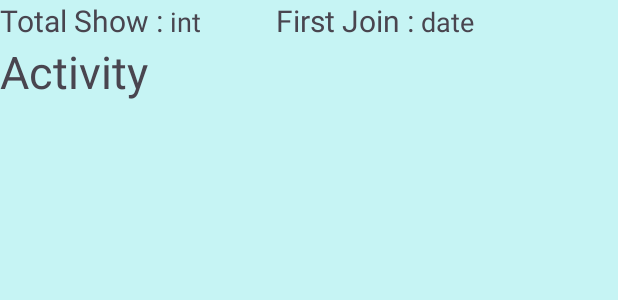
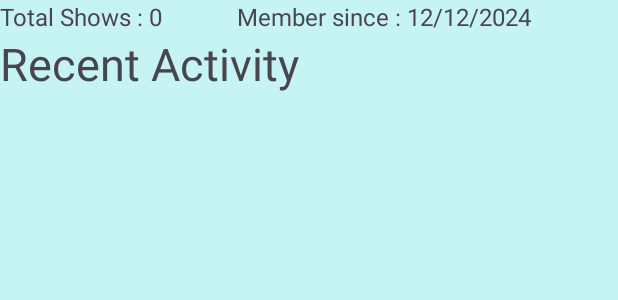
Before and after one commit to not-jess/TrackingTV, an Android app: the layout fragment_overview.xml on its own in the app's theme, with its tools: preview values and no code run, on a phone screen of 412 x 824 dp. Shown: the top 300 px of the screen. Run offline under Robolectric (Android 15) with nearby library versions, the light colour scheme and no system bars.

Commit message:
improved ui

```diff
--- a/app/src/main/java/com/example/trackingtv/MainActivity.java
+++ b/app/src/main/java/com/example/trackingtv/MainActivity.java
@@ -42,9 +42,9 @@ public class MainActivity extends AppCompatActivity {
 
         FragmentManager fragmentManager = getSupportFragmentManager();
         fragmentManager.beginTransaction()
-                .replace(R.id.flFragment, new RegisterFragment())
+                .replace(R.id.flFragment, new LoginFragment())
                 .setReorderingAllowed(true)
-                .addToBackStack("register")
+                .addToBackStack("login")
                 .commit();
 
         Button toRegisterBtn = findViewById(R.id.toRegisterBtn);
--- a/app/src/main/res/layout/activity_home_page.xml
+++ b/app/src/main/res/layout/activity_home_page.xml
@@ -11,6 +11,7 @@
     <TextView
         android:layout_width="wrap_content"
         android:layout_height="wrap_content"
+        android:paddingStart="8dp"
         android:text="Currently Watching"
         android:textSize="20dp"
         android:textStyle="bold" />
@@ -23,6 +24,7 @@
     <TextView
         android:layout_width="wrap_content"
         android:layout_height="wrap_content"
+        android:paddingStart="8dp"
         android:text="Trending"
         android:textSize="20dp"
         android:textStyle="bold" />
@@ -38,6 +40,7 @@
         android:id="@+id/toUser"
         android:layout_width="match_parent"
         android:layout_height="wrap_content"
-        android:text="Profile" />
+        android:text="Profile"
+        app:cornerRadius="0dp" />
 
 </LinearLayout>
--- a/app/src/main/res/layout/fragment_login.xml
+++ b/app/src/main/res/layout/fragment_login.xml
@@ -9,6 +9,7 @@
         android:layout_width="283dp"
         android:layout_height="488dp"
         android:orientation="vertical"
+        android:padding="8dp"
         tools:layout_editor_absoluteX="64dp"
         tools:layout_editor_absoluteY="140dp">
 
--- a/app/src/main/res/layout/fragment_overview.xml
+++ b/app/src/main/res/layout/fragment_overview.xml
@@ -20,32 +20,30 @@
                 android:id="@+id/TotalWatch"
                 android:layout_width="wrap_content"
                 android:layout_height="wrap_content"
-        android:text="Total Show : "
-        android:textSize="20sp" />
+                android:text="Total Shows : "
+                android:textSize="16sp" />
 
             <TextView
+                android:id="@+id/totalshowwatched"
                 android:layout_width="wrap_content"
                 android:layout_height="wrap_content"
-        android:text="int"
-        android:id="@+id/totalshowwatched"
-        android:textSize="18sp"
-        />
+                android:text="0"
+                android:textSize="16sp" />
 
             <TextView
                 android:id="@+id/FirstJoin"
                 android:layout_width="wrap_content"
                 android:layout_height="wrap_content"
-        android:text="First Join : "
                 android:paddingLeft="50dp"
-        android:textSize="20sp" />
+                android:text="Member since : "
+                android:textSize="16sp" />
 
             <TextView
+                android:id="@+id/firstjoindate"
                 android:layout_width="wrap_content"
                 android:layout_height="wrap_content"
-        android:text="date"
-        android:id="@+id/firstjoindate"
-        android:textSize="18sp"
-        />
+                android:text="12/12/2024"
+                android:textSize="16sp" />
 
 
         </LinearLayout>
@@ -53,8 +51,8 @@
         <TextView
             android:layout_width="wrap_content"
             android:layout_height="wrap_content"
-            android:text="Activity"
-            android:textSize="30sp"/>
+            android:text="Recent Activity"
+            android:textSize="30sp" />
 
         <androidx.recyclerview.widget.RecyclerView
             android:id="@+id/OverviewRV"
--- a/app/src/main/res/layout/fragment_register.xml
+++ b/app/src/main/res/layout/fragment_register.xml
@@ -10,6 +10,7 @@
         android:layout_width="283dp"
         android:layout_height="488dp"
         android:orientation="vertical"
+        android:padding="8dp"
         tools:layout_editor_absoluteX="64dp"
         tools:layout_editor_absoluteY="140dp">
 
@@ -34,6 +35,7 @@
             android:layout_height="wrap_content"
             android:ems="10"
             android:hint="Username" />
+
         <TextView
             android:id="@+id/EmailLbl"
             android:layout_width="match_parent"
@@ -60,6 +62,7 @@
             android:ems="10"
             android:hint="Password"
             android:inputType="textPassword" />
+
         <TextView
             android:id="@+id/PasswordConfirmLbl"
             android:layout_width="match_parent"
```
Also changed, not shown: app/src/main/res/layout/activity_profile_page.xml (+11 -11 lines). Lines whose indentation alone changed are shown as unchanged.
